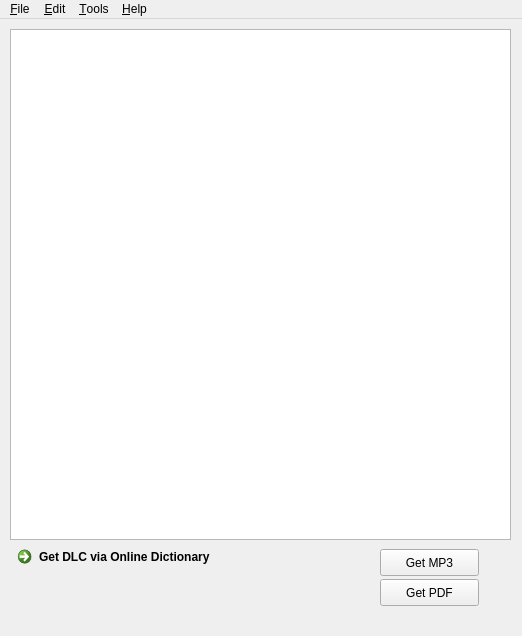
kokimame/joytan, file design/main.ui: the form before one commit.
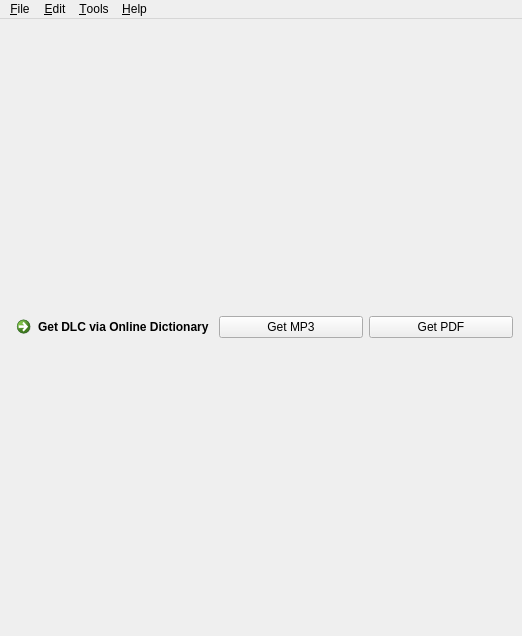
The form after the commit.

Patch:
```diff
--- a/design/main.ui
+++ b/design/main.ui
@@ -14,55 +14,36 @@
    <string>Bavl</string>
   </property>
   <widget class="QWidget" name="centralwidget">
+   <layout class="QVBoxLayout" name="verticalLayout_2">
+    <item>
+     <layout class="QVBoxLayout" name="verticalLayout"/>
+    </item>
+    <item>
+     <layout class="QGridLayout" name="gridLayout">
+      <item row="0" column="0">
    <widget class="QCommandLinkButton" name="dlcButton">
-    <property name="geometry">
-     <rect>
-      <x>10</x>
-      <y>520</y>
-      <width>211</width>
-      <height>41</height>
-     </rect>
-    </property>
     <property name="text">
      <string>Get DLC via Online Dictionary</string>
     </property>
    </widget>
+      </item>
+      <item row="0" column="1">
    <widget class="QPushButton" name="mp3Button">
-    <property name="geometry">
-     <rect>
-      <x>380</x>
-      <y>530</y>
-      <width>99</width>
-      <height>27</height>
-     </rect>
-    </property>
     <property name="text">
      <string>Get MP3</string>
     </property>
    </widget>
+      </item>
+      <item row="0" column="2">
    <widget class="QPushButton" name="pdfButton">
-    <property name="geometry">
-     <rect>
-      <x>380</x>
-      <y>560</y>
-      <width>99</width>
-      <height>27</height>
-     </rect>
-    </property>
     <property name="text">
      <string>Get PDF</string>
     </property>
    </widget>
-   <widget class="QListWidget" name="frameList">
-    <property name="geometry">
-     <rect>
-      <x>10</x>
-      <y>10</y>
-      <width>501</width>
-      <height>511</height>
-     </rect>
-    </property>
-   </widget>
+      </item>
+     </layout>
+    </item>
+   </layout>
   </widget>
   <widget class="QMenuBar" name="menubar">
    <property name="geometry">
```
Lines whose indentation alone changed are shown as unchanged.
